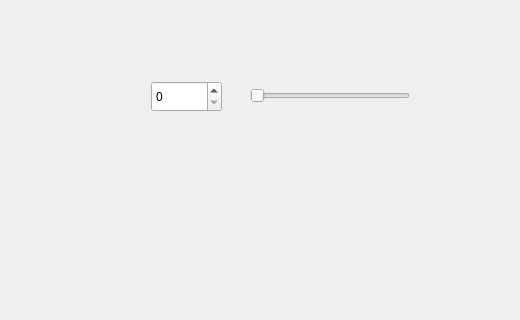
Old version of the form widget.ui in the repository chiangryanNFU/Spinbox; both pictures show x 0 to 520 and y 82 to 402 of the 800 by 600 pixel window.
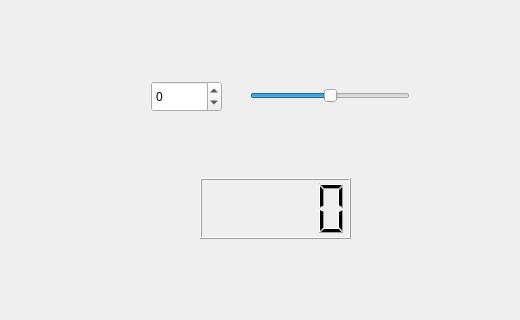
New version of the form.

Commit message: Project Completed.

```diff
--- a/widget.ui
+++ b/widget.ui
@@ -22,6 +22,12 @@
      <height>31</height>
     </rect>
    </property>
+   <property name="minimum">
+    <number>-100</number>
+   </property>
+   <property name="maximum">
+    <number>100</number>
+   </property>
   </widget>
   <widget class="QSlider" name="horizontalSlider">
    <property name="geometry">
@@ -32,10 +38,31 @@
      <height>16</height>
     </rect>
    </property>
+   <property name="minimum">
+    <number>-100</number>
+   </property>
+   <property name="maximum">
+    <number>100</number>
+   </property>
    <property name="orientation">
     <enum>Qt::Orientation::Horizontal</enum>
    </property>
   </widget>
+  <widget class="QLCDNumber" name="lcdNumber">
+   <property name="geometry">
+    <rect>
+     <x>200</x>
+     <y>260</y>
+     <width>151</width>
+     <height>61</height>
+    </rect>
+   </property>
+   <property name="font">
+    <font>
+     <pointsize>14</pointsize>
+    </font>
+   </property>
+  </widget>
  </widget>
  <resources/>
  <connections>
```
Left out of the diff: 32 changed lines with no effect on the pictures.
